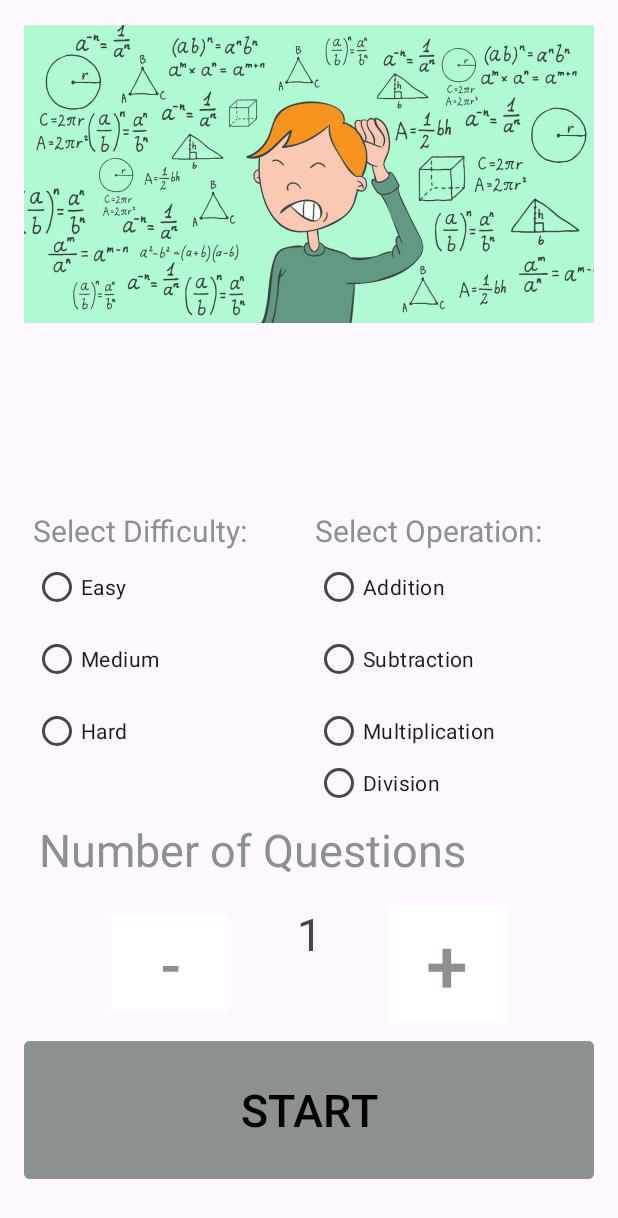
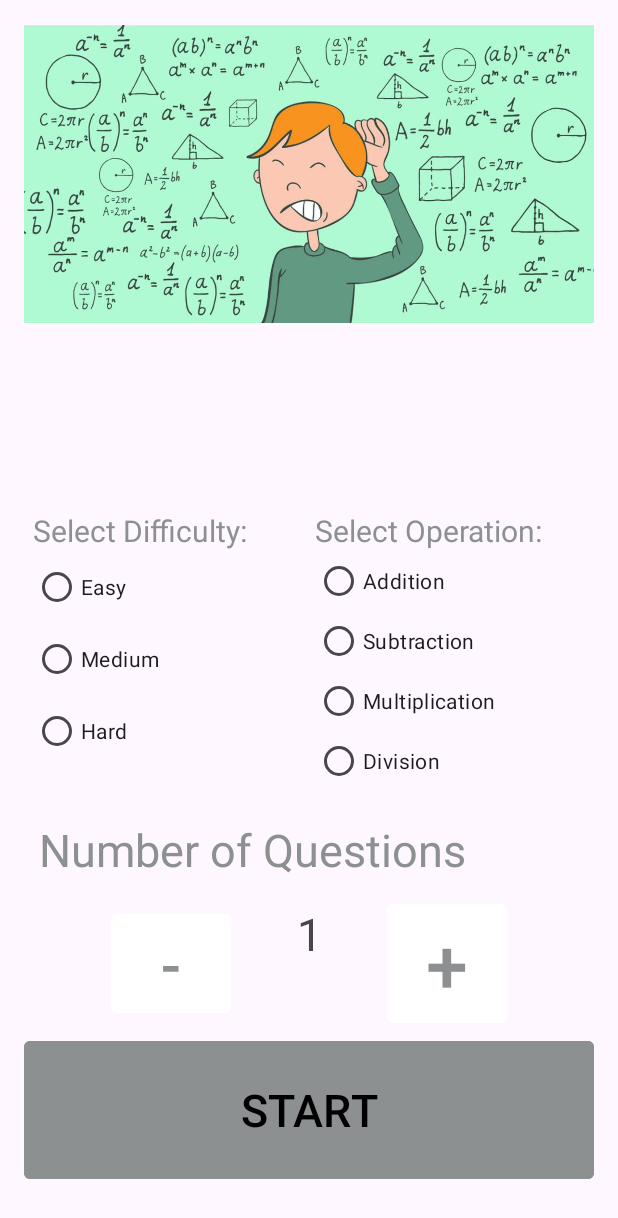
Before and after one commit to kenna-edwards55/Project3New, an Android app: the screen it shows after launch (MainActivity), on a phone screen of 412 x 824 dp. Shown: the top 1218 px of the screen. Run offline under Robolectric (Android 15) with nearby library versions, the light colour scheme and no system bars.

Commit message:
Fixed bug of textView not updating for operation change

```diff
--- a/app/src/main/java/com/example/project3new/QuestionFragment.kt
+++ b/app/src/main/java/com/example/project3new/QuestionFragment.kt
@@ -107,8 +107,8 @@ class QuestionFragment : Fragment() {
          * [mediaPlayerCorrect]: a MediaPlayer- plays the correct.mp3 file in /res/raw
          * [mediaPlayerWrong]: a MediaPlayer- plays the wrong.mp3 file in /res/raw
          */
-        var mediaPlayerCorrect= MediaPlayer.create(activity, R.raw.correct)
-        var mediaPlayerWrong = MediaPlayer.create(activity, R.raw.wrong)
+        val mediaPlayerCorrect= MediaPlayer.create(context, R.raw.correct)
+        val mediaPlayerWrong = MediaPlayer.create(context, R.raw.wrong)
 
         /**
          * Defining the Toasts
@@ -155,7 +155,7 @@ class QuestionFragment : Fragment() {
                 num2TV?.text = num2.toString()
                 editTextAnswer?.text = null
             } else {
-                val action = QuestionFragmentDirections.actionQuestionFragmentToWelcomeFragment().setNumCorrect(correctAnswers).setNumOutOf(numQuestions)
+                val action = QuestionFragmentDirections.actionQuestionFragmentToWelcomeFragment().setNumCorrect(correctAnswers).setNumOutOf(numQuestions).setOperationWelcome(operation)
                 view?.findNavController()?.navigate(action)
             }
         }
--- a/app/src/main/java/com/example/project3new/WelcomeFragment.kt
+++ b/app/src/main/java/com/example/project3new/WelcomeFragment.kt
@@ -62,21 +62,21 @@ class WelcomeFragment : Fragment() {
         /**
          * Variables that will hold information to be passed to the QuestionFragment
          * [difficulty] - a String that will be "easy", "medium", or "hard". The default is "easy".
-         * [operation]- a String that will be "add", "subtract", "multiply", or "divide". The default is "add".
          * [numQuestions]- an Int that is >= 1. The default is 1.
          */
         var difficulty = "easy"
-        var operation = "addition"
         var numQuestions = 1
 
         /**
          * Initialization of variables [numCorrect], and [outOf] receiving data passed from QuestionFragment.kt
          * [numCorrect] - an Int that is >= 0
          * [outOf]- an Int that is >= 1
+         * [operation]- a String that will be "add", "subtract", "multiply", or "divide". The default is "add".
          */
 
         val numCorrect = WelcomeFragmentArgs.fromBundle(requireArguments()).numCorrect
         val outOf = WelcomeFragmentArgs.fromBundle(requireArguments()).numOutOf
+        var operation = WelcomeFragmentArgs.fromBundle(requireArguments()).operationWelcome
 
         /**
          * [numCorrect]'s default value in nav_graph.xml is -1.
--- a/app/src/main/res/layout/fragment_welcome.xml
+++ b/app/src/main/res/layout/fragment_welcome.xml
@@ -106,26 +106,26 @@
 
                         <RadioButton
                             android:id="@+id/radio_add"
-                            android:layout_width="wrap_content"
-                            android:layout_height="wrap_content"
+                            android:layout_width="120dp"
+                            android:layout_height="40dp"
                             android:text="@string/addition_radio_str" />
 
                         <RadioButton
                             android:id="@+id/radio_subtract"
                             android:layout_width="wrap_content"
-                            android:layout_height="wrap_content"
+                            android:layout_height="40dp"
                             android:text="@string/subtraction_radio_str" />
 
                         <RadioButton
                             android:id="@+id/radio_multiply"
                             android:layout_width="wrap_content"
-                            android:layout_height="wrap_content"
+                            android:layout_height="40dp"
                             android:text="@string/multiplication_radio_str" />
 
                         <RadioButton
                             android:id="@+id/radio_divide"
                             android:layout_width="wrap_content"
-                            android:layout_height="wrap_content"
+                            android:layout_height="40dp"
                             android:text="@string/division_radio_str" />
                     </RadioGroup>
 
@@ -145,7 +145,7 @@
                     android:layout_height="match_parent"
                     android:text="@string/num_questions_text_view"
                     android:textSize="30dp"
-                    android:textColor="@color/gray"></TextView>
+                    android:textColor="@color/gray"/>
             </LinearLayout>
 
             <LinearLayout
@@ -165,7 +165,6 @@
                     android:textSize="40sp"
                     app:cornerRadius="4dp" />
 
-                <!--TODO text is the value of the var-->
                 <TextView
                     android:id="@+id/tv_num_questions"
                     android:layout_width="100dp"
@@ -191,6 +190,7 @@
 
         <Button
             android:id="@+id/button_start"
+            android:layout_alignParentBottom="true"
             android:layout_width="match_parent"
             android:layout_height="100dp"
             android:layout_marginTop="2dp"
@@ -203,5 +203,4 @@
 
     </LinearLayout>
 
-
 </RelativeLayout>
--- a/app/src/main/res/navigation/nav_graph.xml
+++ b/app/src/main/res/navigation/nav_graph.xml
@@ -21,6 +21,10 @@
             android:name="numOutOf"
             android:defaultValue="-1"
             app:argType="integer" />
+        <argument
+            android:name="operationWelcome"
+            android:defaultValue="addition"
+            app:argType="string" />
     </fragment>
     <fragment
         android:id="@+id/questionFragment"
```
